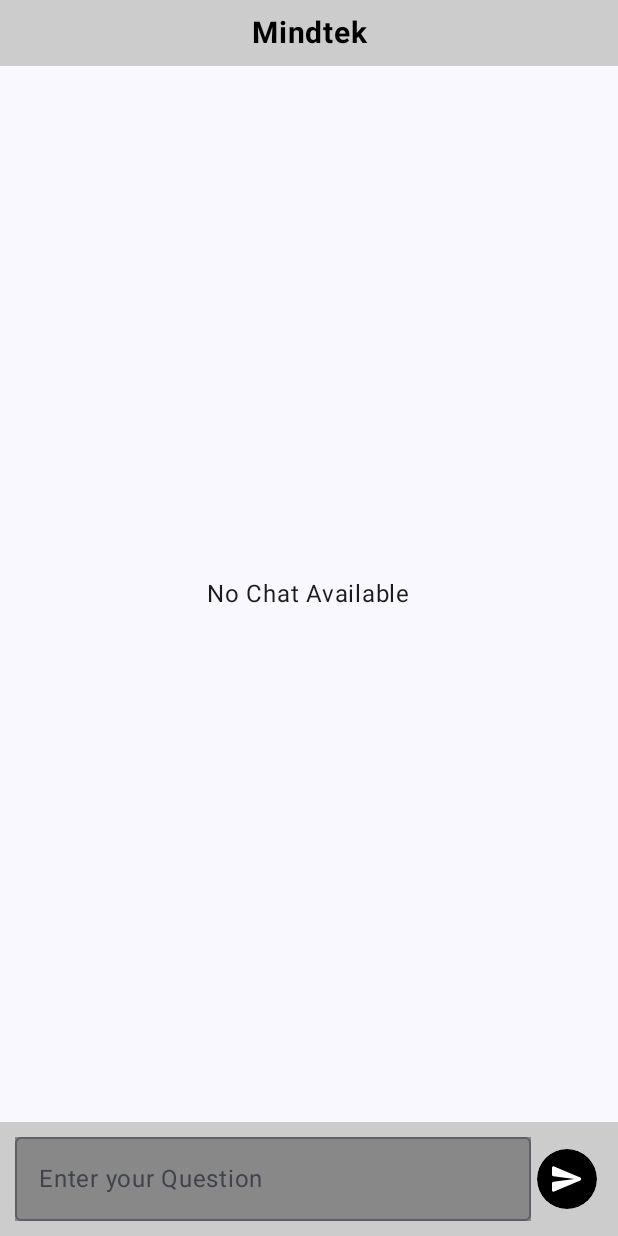
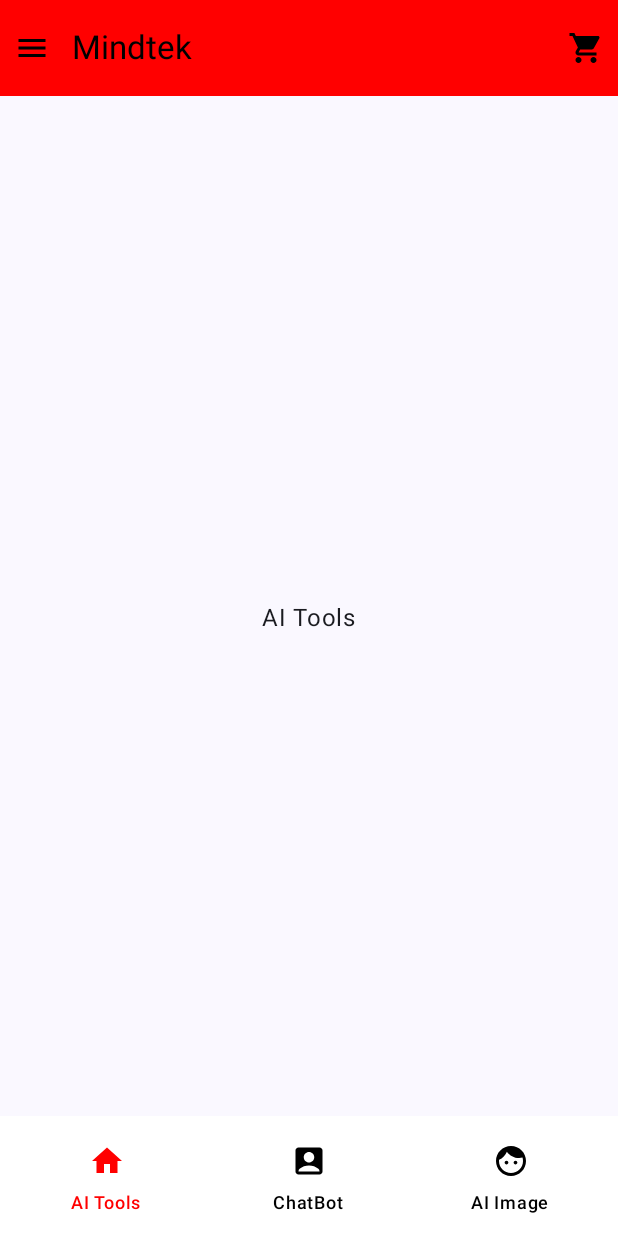
Before and after one commit to MohammadSaifAnsari/MindTek-AI, an Android app built with Jetpack Compose: the screen it shows after launch (MainActivity), on a phone screen of 412 x 824 dp. Run offline under Robolectric (Android 15) with nearby library versions, the phone set to English and light mode, and no system bars.

Commit message:
Created bottom Navigation ,topbar,bottomBar and connect with screen

```diff
--- a/app/build.gradle.kts
+++ b/app/build.gradle.kts
@@ -61,6 +61,9 @@ dependencies {
     implementation(libs.generativeai)
     implementation(libs.androidx.lifecycle.viewmodel.compose)
 
+    // Jetpack Compose Integration
+    implementation(libs.androidx.navigation.compose)
+
     testImplementation(libs.junit)
     androidTestImplementation(libs.androidx.junit)
     androidTestImplementation(libs.androidx.espresso.core)
--- a/app/src/main/java/com/mohdsaifansari/mindtek/MainActivity.kt
+++ b/app/src/main/java/com/mohdsaifansari/mindtek/MainActivity.kt
@@ -12,6 +12,7 @@ import androidx.compose.runtime.Composable
 import androidx.compose.ui.Modifier
 import androidx.compose.ui.tooling.preview.Preview
 import com.mohdsaifansari.mindtek.ui.theme.ChatBotAi.ChatBot
+import com.mohdsaifansari.mindtek.ui.theme.Components.MainEntryPoint
 import com.mohdsaifansari.mindtek.ui.theme.MindtekTheme
 
 class MainActivity : ComponentActivity() {
@@ -22,26 +23,10 @@ class MainActivity : ComponentActivity() {
             MindtekTheme {
                 Surface(modifier = Modifier.fillMaxSize(),
                     color = MaterialTheme.colorScheme.background) {
-                    ChatBot()
+                    MainEntryPoint()
                 }
 
             }
         }
     }
 }
-
-@Composable
-fun Greeting(name: String, modifier: Modifier = Modifier) {
-    Text(
-            text = "Hello $name!",
-            modifier = modifier
-    )
-}
-
-@Preview(showBackground = true)
-@Composable
-fun GreetingPreview() {
-    MindtekTheme {
-        Greeting("Android")
-    }
-}
--- /dev/null
+++ b/app/src/main/java/com/mohdsaifansari/mindtek/ui/theme/AIToolScreen.kt
@@ -0,0 +1,15 @@
+package com.mohdsaifansari.mindtek.ui.theme
+
+import androidx.compose.foundation.layout.Box
+import androidx.compose.foundation.layout.fillMaxSize
+import androidx.compose.material3.Text
+import androidx.compose.runtime.Composable
+import androidx.compose.ui.Alignment
+import androidx.compose.ui.Modifier
+
+@Composable
+fun AiToolScreen(){
+    Box(modifier = Modifier.fillMaxSize()){
+        Text(text = "AI Tools", modifier = Modifier.align(Alignment.Center))
+    }
+}
--- a/app/src/main/java/com/mohdsaifansari/mindtek/ui/theme/ChatBotAi/ChatBot.kt
+++ /dev/null
@@ -1,39 +0,0 @@
-package com.mohdsaifansari.mindtek.ui.theme.ChatBotAi
-
-import androidx.compose.foundation.layout.Arrangement
-import androidx.compose.foundation.layout.Box
-import androidx.compose.foundation.layout.Column
-import androidx.compose.foundation.layout.fillMaxSize
-import androidx.compose.material3.Text
-import androidx.compose.runtime.Composable
-import androidx.compose.ui.Alignment
-import androidx.compose.ui.Modifier
-import androidx.lifecycle.viewmodel.compose.viewModel
-
-@Composable
-fun ChatBot(
-    viewmodel: ChatBotViewmodel = viewModel()
-) {
-    Column(
-        verticalArrangement = Arrangement.Center,
-        horizontalAlignment = Alignment.CenterHorizontally,
-        modifier = Modifier.fillMaxSize()
-    ) {
-        ChatHeader()
-
-        Box (modifier = Modifier.weight(1f),
-            contentAlignment = Alignment.Center){
-            if (viewmodel.list.isEmpty()){
-                Text(text = "No Chat Available")
-            }else{
-                ChatList(list = viewmodel.list)
-            }
-
-        }
-        ChatFooter {
-            if(it.isNotEmpty()){
-                viewmodel.sendMessage(it)
-            }
-        }
-    }
-}
--- /dev/null
+++ b/app/src/main/java/com/mohdsaifansari/mindtek/ui/theme/ChatBotAi/ChatBotScreen.kt
@@ -0,0 +1,151 @@
+package com.mohdsaifansari.mindtek.ui.theme.ChatBotAi
+
+import android.annotation.SuppressLint
+import androidx.compose.foundation.background
+import androidx.compose.foundation.layout.Arrangement
+import androidx.compose.foundation.layout.Box
+import androidx.compose.foundation.layout.Column
+import androidx.compose.foundation.layout.IntrinsicSize
+import androidx.compose.foundation.layout.PaddingValues
+import androidx.compose.foundation.layout.Row
+import androidx.compose.foundation.layout.fillMaxSize
+import androidx.compose.foundation.layout.fillMaxWidth
+import androidx.compose.foundation.layout.height
+import androidx.compose.foundation.layout.padding
+import androidx.compose.foundation.layout.size
+import androidx.compose.foundation.shape.CircleShape
+import androidx.compose.material.icons.Icons
+import androidx.compose.material.icons.automirrored.rounded.Send
+import androidx.compose.material.icons.filled.Menu
+import androidx.compose.material.icons.filled.ShoppingCart
+import androidx.compose.material.icons.rounded.Send
+import androidx.compose.material3.ExperimentalMaterial3Api
+import androidx.compose.material3.Icon
+import androidx.compose.material3.IconButton
+import androidx.compose.material3.OutlinedTextField
+import androidx.compose.material3.OutlinedTextFieldDefaults.contentPadding
+import androidx.compose.material3.Scaffold
+import androidx.compose.material3.Text
+import androidx.compose.material3.TopAppBar
+import androidx.compose.material3.TopAppBarColors
+import androidx.compose.runtime.Composable
+import androidx.compose.runtime.getValue
+import androidx.compose.runtime.mutableStateOf
+import androidx.compose.runtime.remember
+import androidx.compose.runtime.setValue
+import androidx.compose.ui.Alignment
+import androidx.compose.ui.Modifier
+import androidx.compose.ui.draw.clip
+import androidx.compose.ui.graphics.Color
+import androidx.compose.ui.text.TextStyle
+import androidx.compose.ui.text.font.FontStyle
+import androidx.compose.ui.text.font.FontWeight
+import androidx.compose.ui.text.style.TextAlign
+import androidx.compose.ui.tooling.preview.Preview
+import androidx.compose.ui.unit.dp
+import androidx.compose.ui.unit.sp
+import androidx.lifecycle.viewmodel.compose.viewModel
+
+@SuppressLint("UnusedMaterial3ScaffoldPaddingParameter")
+@Composable
+fun ChatBot(
+    paddingValues: PaddingValues
+) {
+    val viewmodel: ChatBotViewmodel = viewModel()
+    Column(
+        verticalArrangement = Arrangement.Center,
+        horizontalAlignment = Alignment.CenterHorizontally,
+        modifier = Modifier.fillMaxSize().padding(paddingValues)
+    ) {
+        Box (modifier = Modifier.weight(1f),
+            contentAlignment = Alignment.Center){
+            if (viewmodel.list.isEmpty()){
+                Text(text = "No Chat Available")
+            }else{
+                ChatList(list = viewmodel.list)
+            }
+
+        }
+        ChatFooter {
+            if(it.isNotEmpty()){
+                viewmodel.sendMessage(it)
+            }
+        }
+    }
+}
+
+@Preview(showBackground = true)
+@OptIn(ExperimentalMaterial3Api::class)
+@Composable
+fun ChatHeader() {
+    TopAppBar(
+        title = {
+            Text(text = "Mindtek", modifier = Modifier.padding(5.dp),
+                fontStyle = FontStyle.Normal)
+        },
+        colors = TopAppBarColors(
+            containerColor = Color.Red,
+            titleContentColor = Color.Black,
+            actionIconContentColor = Color.Black,
+            navigationIconContentColor = Color.Black,
+            scrolledContainerColor = Color.White
+        ), navigationIcon = {
+            Icon(
+                imageVector = Icons.Default.Menu,
+                modifier = Modifier.padding(5.dp),
+                contentDescription = null
+            )
+        }, actions = {
+            Icon(
+                imageVector = Icons.Default.ShoppingCart,
+                modifier = Modifier.padding(5.dp),
+                contentDescription = null
+            )
+        }
+    )
+}
+
+
+@Composable
+fun ChatFooter(
+    onClick: (text: String) -> Unit
+) {
+
+    var inputText by remember {
+        mutableStateOf("")
+    }
+
+    Row(
+        verticalAlignment = Alignment.CenterVertically,
+        horizontalArrangement = Arrangement.Center,
+        modifier = Modifier
+            .fillMaxWidth()
+            .background(Color.LightGray)
+            .padding()
+    )
+    {
+        OutlinedTextField(
+            value = inputText, onValueChange = { inputText = it },
+            placeholder = { Text(text = "Enter your Question") },
+            singleLine = true,
+            modifier = Modifier
+                .weight(1f)
+                .background(Color.Gray)
+        )
+
+        IconButton(onClick = {
+            onClick(inputText)
+            inputText = ""
+        }) {
+            Icon(
+                Icons.AutoMirrored.Rounded.Send, contentDescription = null,
+                modifier = Modifier
+                    .size(40.dp)
+                    .clip(CircleShape)
+                    .background(Color.Black)
+                    .padding(8.dp), tint = Color.White
+            )
+        }
+
+    }
+}
--- a/app/src/main/java/com/mohdsaifansari/mindtek/ui/theme/ChatBotAi/ChatFooter.kt
+++ /dev/null
@@ -1,63 +0,0 @@
-package com.mohdsaifansari.mindtek.ui.theme.ChatBotAi
-
-import android.graphics.drawable.Icon
-import androidx.compose.foundation.background
-import androidx.compose.foundation.layout.Arrangement
-import androidx.compose.foundation.layout.Row
-import androidx.compose.foundation.layout.fillMaxWidth
-import androidx.compose.foundation.layout.padding
-import androidx.compose.foundation.layout.size
-import androidx.compose.foundation.shape.CircleShape
-import androidx.compose.material.icons.Icons
-import androidx.compose.material.icons.rounded.Send
-import androidx.compose.material3.Icon
-import androidx.compose.material3.IconButton
-import androidx.compose.material3.OutlinedTextField
-import androidx.compose.material3.Text
-import androidx.compose.runtime.Composable
-import androidx.compose.runtime.getValue
-import androidx.compose.runtime.mutableStateOf
-import androidx.compose.runtime.remember
-import androidx.compose.runtime.setValue
-import androidx.compose.ui.Alignment
-import androidx.compose.ui.Modifier
-import androidx.compose.ui.draw.clip
-import androidx.compose.ui.graphics.Color
-import androidx.compose.ui.semantics.SemanticsActions.OnClick
-import androidx.compose.ui.unit.dp
-
-@Composable
-fun ChatFooter(
-    onClick:(text:String)-> Unit
-) {
-
-    var inputText by remember {
-        mutableStateOf("")
-    }
-
-    Row(verticalAlignment = Alignment.CenterVertically,
-        horizontalArrangement = Arrangement.Center,
-        modifier = Modifier
-            .fillMaxWidth()
-            .background(Color.LightGray)
-            .padding(10.dp))
-    {
-        OutlinedTextField(value = inputText, onValueChange = {inputText = it},
-            placeholder = {Text(text = "Enter your Question")},
-            singleLine = true,
-            modifier = Modifier
-                .weight(1f)
-                .background(Color.Gray))
-
-        IconButton(onClick = {
-            onClick(inputText)
-            inputText = ""}) {
-            Icon(
-                Icons.Rounded.Send,contentDescription = null,
-                modifier = Modifier.size(40.dp).clip(CircleShape).background(Color.Black)
-                    .padding(8.dp), tint = Color.White
-            )
-        }
-
-    }
-}
--- a/app/src/main/java/com/mohdsaifansari/mindtek/ui/theme/ChatBotAi/ChatHeader.kt
+++ /dev/null
@@ -1,23 +0,0 @@
-package com.mohdsaifansari.mindtek.ui.theme.ChatBotAi
-
-import androidx.compose.foundation.background
-import androidx.compose.foundation.layout.fillMaxWidth
-import androidx.compose.foundation.layout.padding
-import androidx.compose.material3.Text
-import androidx.compose.runtime.Composable
-import androidx.compose.ui.Modifier
-import androidx.compose.ui.graphics.Color
-import androidx.compose.ui.text.font.FontWeight
-import androidx.compose.ui.text.style.TextAlign
-import androidx.compose.ui.unit.dp
-import androidx.compose.ui.unit.sp
-
-@Composable
-fun ChatHeader() {
-    Text(text = "Mindtek",
-        color = Color.Black,
-        fontSize = 20.sp,
-        fontWeight = FontWeight.Bold,
-        textAlign = TextAlign.Center,
-        modifier = Modifier.fillMaxWidth().background(Color.LightGray).padding(10.dp))
-}
--- /dev/null
+++ b/app/src/main/java/com/mohdsaifansari/mindtek/ui/theme/Components/BottomNavItem.kt
@@ -0,0 +1,13 @@
+package com.mohdsaifansari.mindtek.ui.theme.Components
+
+import androidx.compose.material.icons.Icons
+import androidx.compose.material.icons.filled.AccountBox
+import androidx.compose.material.icons.filled.Face
+import androidx.compose.material.icons.filled.Home
+import androidx.compose.ui.graphics.vector.ImageVector
+
+sealed class BottomNavItem(val icon: ImageVector , val label:String,val route:String) {
+    object AItools :BottomNavItem(icon = Icons.Default.Home, label = "AI Tools", route = "aitools")
+    object ChatBot :BottomNavItem(icon = Icons.Default.AccountBox, label = "ChatBot", route = "chatbot")
+    object AImages :BottomNavItem(icon = Icons.Default.Face, label = "AI Image", route = "aimage")
+}
--- /dev/null
+++ b/app/src/main/java/com/mohdsaifansari/mindtek/ui/theme/Components/BottomNavRecipe.kt
@@ -0,0 +1,94 @@
+package com.mohdsaifansari.mindtek.ui.theme.Components
+
+import android.annotation.SuppressLint
+import androidx.compose.foundation.layout.PaddingValues
+import androidx.compose.foundation.layout.size
+import androidx.compose.material.icons.Icons
+import androidx.compose.runtime.Composable
+import androidx.navigation.NavController
+import androidx.navigation.NavHostController
+import androidx.navigation.compose.NavHost
+import androidx.navigation.compose.composable
+import com.mohdsaifansari.mindtek.ui.theme.AImageScreen
+import com.mohdsaifansari.mindtek.ui.theme.AiToolScreen
+import com.mohdsaifansari.mindtek.ui.theme.ChatBotAi.ChatBot
+import androidx.compose.material3.*
+import androidx.compose.runtime.getValue
+import androidx.compose.ui.Modifier
+import androidx.compose.ui.graphics.Color
+import androidx.compose.ui.unit.dp
+import androidx.navigation.compose.currentBackStackEntryAsState
+import androidx.navigation.compose.rememberNavController
+import com.mohdsaifansari.mindtek.ui.theme.ChatBotAi.ChatHeader
+
+@SuppressLint("UnusedMaterial3ScaffoldPaddingParameter")
+@Composable
+fun MainEntryPoint(){
+    val navController = rememberNavController()
+    Scaffold(topBar = {
+        ChatHeader()
+    }, bottomBar = {
+        MainBottomNavigation(navController = navController)
+    }) {innerPadding->
+        MainNavigation(navHostController = navController,innerPadding)
+    }
+}
+@Composable
+fun MainNavigation(navHostController : NavHostController,padding:PaddingValues){
+    NavHost(navController = navHostController, startDestination = BottomNavItem.AItools.route )
+    {
+        composable(BottomNavItem.AItools.route){
+            AiToolScreen()
+        }
+        composable(BottomNavItem.ChatBot.route){
+            ChatBot(padding)
+        }
+        composable(BottomNavItem.AImages.route){
+            AImageScreen()
+        }
+    }
+}
+
+@Composable
+fun MainBottomNavigation(navController: NavController){
+    val items = listOf(
+        BottomNavItem.AItools,
+        BottomNavItem.ChatBot,
+        BottomNavItem.AImages,
+    )
+    //Start from here
+    BottomAppBar(containerColor = Color.White, contentColor = Color.White){
+        val navStack by navController.currentBackStackEntryAsState()
+        val currentState = navStack?.destination?.route
+
+        items.forEach{ item ->
+            NavigationBarItem(
+                label = {
+                        Text(item.label)
+                },
+                selected = currentState == item.route,
+                onClick = {
+                    navController.navigate(item.route){
+                        navController.graph.startDestinationRoute?.let{
+                            popUpTo(item.route)
+                            launchSingleTop = true
+                            restoreState = true
+                        }
+                    }
+                },
+                icon = {
+                    Icon(imageVector = item.icon,
+                        contentDescription = null,
+                        modifier = Modifier.size(24.dp))
+                },
+                alwaysShowLabel = true ,
+                colors = NavigationBarItemColors(selectedIconColor = Color.Red,
+                    unselectedIconColor = Color.Black, selectedTextColor = Color.Red,
+                    unselectedTextColor = Color.Black, disabledTextColor = Color.Black,
+                    disabledIconColor = Color.Black, selectedIndicatorColor = Color.White)
+
+            )
+        }
+    }
+
+}
```
Also changed, not shown: app/src/main/java/com/mohdsaifansari/mindtek/ui/theme/AImageScreen.kt (added, +15 -0 lines), gradle/libs.versions.toml (+6 -4 lines).
